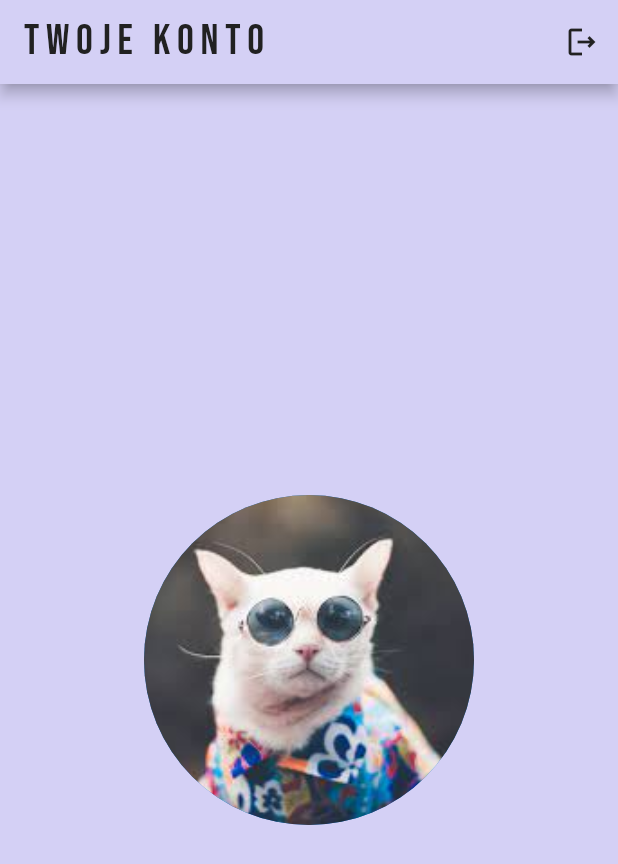
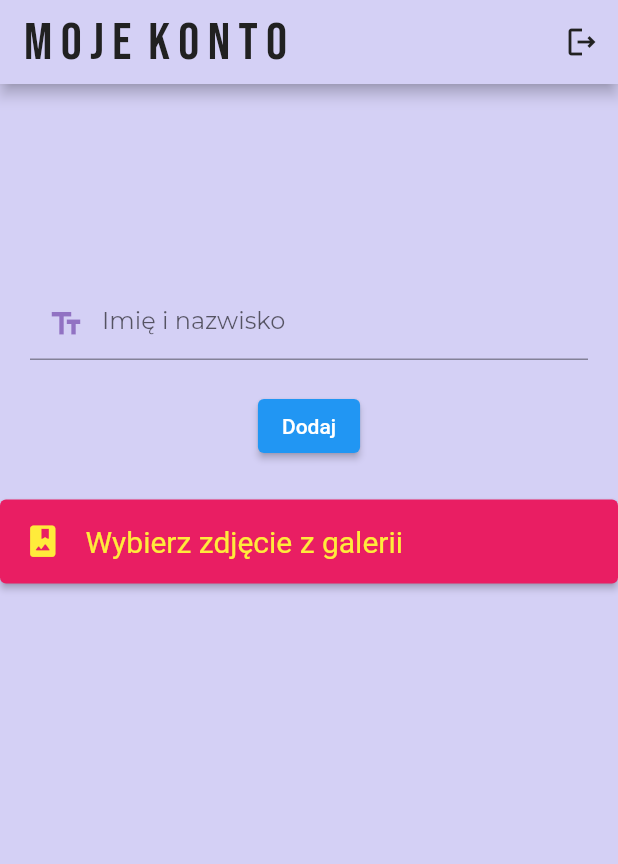
Before and after one commit to agajaworska/letsparty, a Flutter app: the MyAccountPageContent screen opened directly, on a phone screen of 412 x 824 dp. Shown: the top 864 px of the screen. Run offline on Flutter 3.47's test engine with Material 2 defaults, Android fonts, the phone set to English and light mode, and no system bars; our stand-ins replace cloud_firestore, firebase_auth, firebase_core, google_fonts, google_nav_bar, image_picker; accounts and stored records are empty.

Commit message:
Add image_picker to my_account_page_content

```diff
--- a/lib/app/home/my_account/my_account_page_content.dart
+++ b/lib/app/home/my_account/my_account_page_content.dart
@@ -1,52 +1,157 @@
+import 'dart:io';
+
+import 'package:cloud_firestore/cloud_firestore.dart';
 import 'package:firebase_auth/firebase_auth.dart';
+
 import 'package:flutter/material.dart';
+import 'package:flutter/services.dart';
 import 'package:google_fonts/google_fonts.dart';
+import 'package:image_picker/image_picker.dart';
 
-class MyAccountPageContent extends StatelessWidget {
-  MyAccountPageContent({
-    Key? key,
-  }) : super(key: key);
+class MyAccountPageContent extends StatefulWidget {
+  const MyAccountPageContent({Key? key}) : super(key: key);
 
+  @override
+  State<MyAccountPageContent> createState() => _MyAccountPageContentState();
+}
+
+class _MyAccountPageContentState extends State<MyAccountPageContent> {
   final controller = TextEditingController();
+  File? image;
+
+  String userName = '';
+
+  Future pickImage() async {
+    try {
+      final image = await ImagePicker().pickImage(source: ImageSource.gallery);
+      if (image == null) return;
+
+      final imageTemporary = File(image.path);
+      setState(() => this.image = imageTemporary);
+    } on PlatformException catch (e) {
+      print('Failed to pick image: $e');
+    }
+  }
 
   @override
   Widget build(BuildContext context) {
-    return SafeArea(
-      child: Scaffold(
+    return Scaffold(
       backgroundColor: const Color.fromARGB(255, 212, 208, 245),
       appBar: AppBar(
+        backgroundColor: const Color.fromARGB(255, 212, 208, 245),
         title: Text(
-            'T w o j e   k o n t o',
+          'M o j e  k o n t o',
           style: GoogleFonts.bebasNeue(
-              fontSize: 28,
+            fontSize: 35,
             color: Colors.grey.shade900,
           ),
         ),
         actions: [
           IconButton(
-              onPressed: () {
-                FirebaseAuth.instance.signOut();
+            onPressed: () async {
+              await FirebaseAuth.instance.signOut();
             },
-              icon: Icon(
-                Icons.logout_outlined,
+            icon: const Icon(Icons.logout_outlined),
             color: Colors.grey.shade900,
-              ),
-            ),
+          )
         ],
-          backgroundColor: const Color.fromARGB(255, 212, 208, 245),
       ),
       body: Center(
         child: Column(
-            mainAxisAlignment: MainAxisAlignment.center,
-            children: const [
-              CircleAvatar(
-                backgroundImage: AssetImage('images/kot.jpeg'),
-                radius: 110,
+          children: [
+            SizedBox(height: 20),
+            image != null
+                ? ClipOval(
+                    child: Image.file(
+                      image!,
+                      width: 200,
+                      height: 200,
+                      fit: BoxFit.cover,
+                    ),
+                  )
+                : const SizedBox.shrink(),
+            const SizedBox(height: 40),
+            Container(
+              child: Text(userName),
+            ),
+            const SizedBox(height: 40),
+            Padding(
+              padding: const EdgeInsets.all(20.0),
+              child: TextField(
+                controller: controller,
+                decoration: InputDecoration(
+                  hintText: 'Imię i nazwisko',
+                  hintStyle: GoogleFonts.montserrat(),
+                  prefixIcon: const Icon(
+                    Icons.text_fields_outlined,
+                    color: Color.fromARGB(183, 119, 77, 175),
+                  ),
+                ),
+              ),
+            ),
+            ElevatedButton(
+              onPressed: () {
+                setState(() {
+                  userName = controller.text;
+                });
+                FirebaseFirestore.instance
+                    .collection('user')
+                    .add({'name': userName});
+                controller.clear();
+              },
+              child: const Text('Dodaj'),
+            ),
+            const SizedBox(height: 25),
+            MyButton(
+              title: 'Wybierz zdjęcie z galerii',
+              icon: Icons.photo_album_rounded,
+              onClicked: () {
+                FirebaseFirestore.instance
+                    .collection('user')
+                    .add({'image_url': image.toString()});
+                pickImage();
+              },
             ),
           ],
-          ),
         ),
       ),
     );
   }
 }
+
+class MyButton extends StatelessWidget {
+  MyButton({
+    required this.title,
+    required this.icon,
+    required this.onClicked,
+    Key? key,
+  }) : super(key: key);
+
+  String title;
+  IconData icon;
+  VoidCallback onClicked;
+
+  @override
+  Widget build(BuildContext context) {
+    return ElevatedButton(
+      style: ElevatedButton.styleFrom(
+        minimumSize: const Size.fromHeight(56),
+        primary: Colors.pink,
+        onPrimary: Colors.yellow,
+        textStyle: const TextStyle(
+          fontSize: 20,
+        ),
+      ),
+      child: Row(
+        children: [
+          Icon(icon, size: 25),
+          const SizedBox(
+            width: 16,
+          ),
+          Text(title),
+        ],
+      ),
+      onPressed: onClicked,
+    );
+  }
+}
--- a/pubspec.yaml
+++ b/pubspec.yaml
@@ -33,7 +33,7 @@ dependencies:
 
   # The following adds the Cupertino Icons font to your application.
   # Use with the CupertinoIcons class for iOS style icons.
-  cupertino_icons: ^1.0.2
+  cupertino_icons: ^1.0.5
   google_fonts: ^3.0.1
   google_nav_bar: ^5.0.6
   firebase_auth: ^3.4.1
@@ -41,6 +41,7 @@ dependencies:
   cloud_firestore: ^3.2.1
   flutter_bloc: ^8.0.1
   flutterfire_ui: ^0.4.2+3
+  image_picker: ^0.8.5+3
 
 
 dev_dependencies:
```
Also changed, not shown: lib/app/auth/pages/auth_pages.dart (deleted, +0 -26 lines), pubspec.lock. Lines whose indentation alone changed are shown as unchanged.
